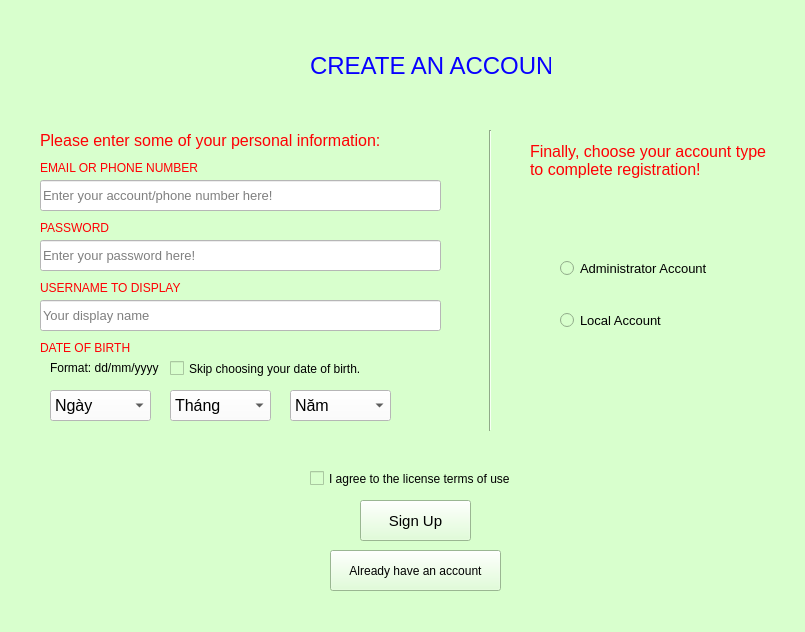
Before: the Qt Designer form PTI/SPCK/GUI/dangky.ui in GreenSystemDuy08/TL-C4K-PTI01, drawn with Qt 5.
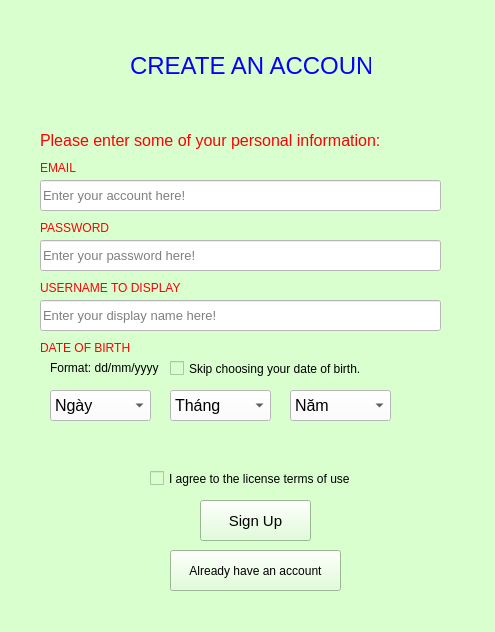
After: the same form once the commit is applied.

Patch:
```diff
--- a/PTI/SPCK/GUI/dangky.ui
+++ b/PTI/SPCK/GUI/dangky.ui
@@ -6,7 +6,7 @@
    <rect>
     <x>0</x>
     <y>0</y>
-    <width>805</width>
+    <width>495</width>
     <height>632</height>
    </rect>
   </property>
@@ -35,7 +35,7 @@
      <string notr="true">color: rgb(255, 0, 4);</string>
     </property>
     <property name="text">
-     <string>EMAIL OR PHONE NUMBER</string>
+     <string>EMAIL</string>
     </property>
    </widget>
    <widget class="QLineEdit" name="le_account">
@@ -56,7 +56,7 @@
      <string notr="true">background-color: rgb(255, 255, 255);</string>
     </property>
     <property name="placeholderText">
-     <string>Enter your account/phone number here!</string>
+     <string>Enter your account here!</string>
     </property>
    </widget>
    <widget class="QLabel" name="lb_password">
@@ -143,7 +143,7 @@
      <string notr="true">background-color: rgb(255, 255, 255);</string>
     </property>
     <property name="placeholderText">
-     <string>Your display name </string>
+     <string>Enter your display name here!</string>
     </property>
    </widget>
    <widget class="QLabel" name="lb_date">
@@ -992,7 +992,7 @@
    <widget class="QCheckBox" name="chb_agree">
     <property name="geometry">
      <rect>
-      <x>310</x>
+      <x>150</x>
       <y>470</y>
       <width>251</width>
       <height>17</height>
@@ -1010,7 +1010,7 @@
    <widget class="QPushButton" name="bt_signup">
     <property name="geometry">
      <rect>
-      <x>360</x>
+      <x>200</x>
       <y>500</y>
       <width>111</width>
       <height>41</height>
@@ -1049,7 +1049,7 @@
    <widget class="QPushButton" name="bt_already">
     <property name="geometry">
      <rect>
-      <x>330</x>
+      <x>170</x>
       <y>550</y>
       <width>171</width>
       <height>41</height>
@@ -1070,77 +1070,6 @@
      <string>Already have an account</string>
     </property>
    </widget>
-   <widget class="Line" name="line">
-    <property name="geometry">
-     <rect>
-      <x>480</x>
-      <y>130</y>
-      <width>20</width>
-      <height>301</height>
-     </rect>
-    </property>
-    <property name="orientation">
-     <enum>Qt::Vertical</enum>
-    </property>
-   </widget>
-   <widget class="QLabel" name="label_2">
-    <property name="geometry">
-     <rect>
-      <x>530</x>
-      <y>140</y>
-      <width>241</width>
-      <height>41</height>
-     </rect>
-    </property>
-    <property name="font">
-     <font>
-      <pointsize>12</pointsize>
-     </font>
-    </property>
-    <property name="styleSheet">
-     <string notr="true">color: rgb(255, 0, 4);</string>
-    </property>
-    <property name="text">
-     <string>Finally, choose your account type
-to complete registration!</string>
-    </property>
-   </widget>
-   <widget class="QRadioButton" name="rb_admin">
-    <property name="geometry">
-     <rect>
-      <x>560</x>
-      <y>260</y>
-      <width>151</width>
-      <height>17</height>
-     </rect>
-    </property>
-    <property name="font">
-     <font>
-      <pointsize>10</pointsize>
-     </font>
-    </property>
-    <property name="text">
-     <string>Administrator Account</string>
-    </property>
-   </widget>
-   <widget class="QRadioButton" name="rb_local">
-    <property name="geometry">
-     <rect>
-      <x>560</x>
-      <y>300</y>
-      <width>121</width>
-      <height>41</height>
-     </rect>
-    </property>
-    <property name="font">
-     <font>
-      <pointsize>10</pointsize>
-     </font>
-    </property>
-    <property name="text">
-     <string>Local Account</string>
-    </property>
-   </widget>
    <widget class="QCheckBox" name="chb_skip">
     <property name="geometry">
      <rect>
@@ -1162,7 +1091,7 @@
    <widget class="QLabel" name="label">
     <property name="geometry">
      <rect>
-      <x>310</x>
+      <x>130</x>
       <y>30</y>
       <width>241</width>
       <height>71</height>
```
Left out of the diff: 2 changed lines with no effect on the pictures.
